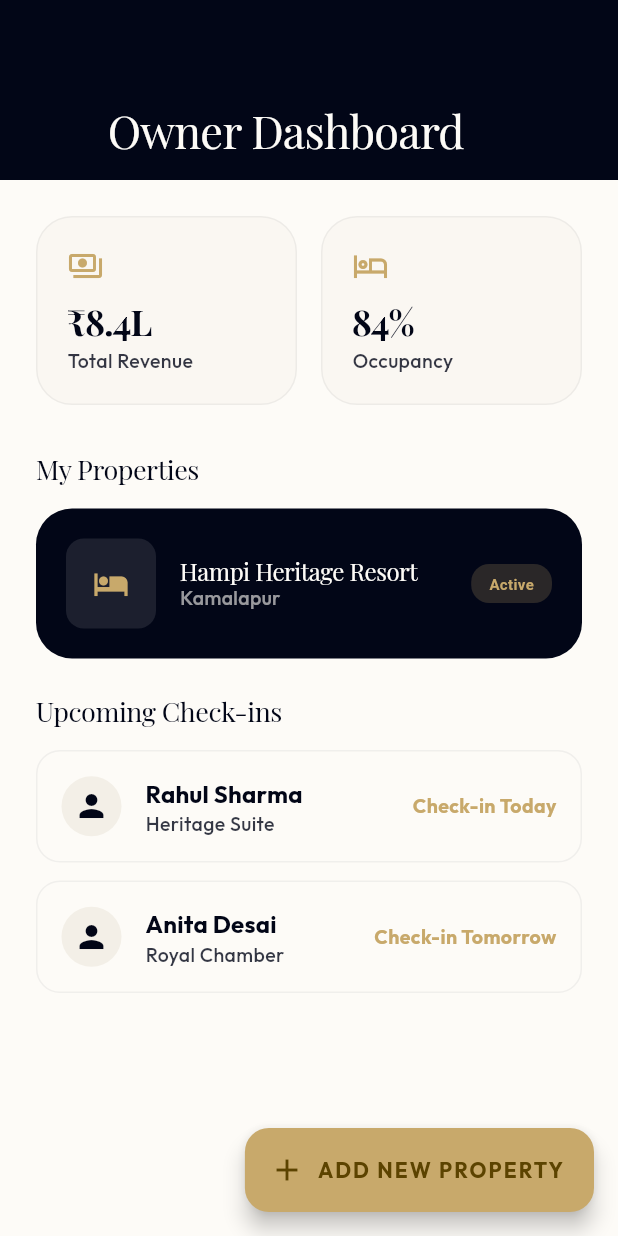
After one commit to Sanju87921/Hampi_Stays_App, a Flutter app: the OwnerDashboard screen opened by its route, on a phone screen of 412 x 824 dp. The commit adds this screen. Run offline on Flutter 3.47's test engine with Material 3 defaults, Android fonts, the phone set to English and light mode, and no system bars; our stand-ins replace flutter_animate, flutter_riverpod, flutter_secure_storage, go_router, google_fonts, google_maps_flutter and 2 more; accounts and stored records are empty; generated files the repository leaves out were written again; network calls fail; statements that could not run were skipped.

Commit message:
feat: implement Phase 5 Resort Owner Onboarding Wizard & Dashboard with analytics

```diff
--- /dev/null
+++ b/lib/features/owner/presentation/owner_dashboard.dart
@@ -0,0 +1,168 @@
+import 'package:flutter/material.dart';
+import 'package:hampi_stays/core/theme/hampi_theme.dart';
+
+class OwnerDashboard extends StatelessWidget {
+  const OwnerDashboard({super.key});
+
+  @override
+  Widget build(BuildContext context) {
+    return Scaffold(
+      backgroundColor: HampiTheme.warmIvory,
+      body: CustomScrollView(
+        slivers: [
+          SliverAppBar(
+            expandedHeight: 120,
+            floating: false,
+            pinned: true,
+            backgroundColor: HampiTheme.deepNavy,
+            flexibleSpace: FlexibleSpaceBar(
+              title: Text(
+                'Owner Dashboard',
+                style: Theme.of(context).textTheme.displayMedium?.copyWith(color: HampiTheme.warmIvory, fontSize: 20),
+              ),
+            ),
+          ),
+
+          SliverPadding(
+            padding: const EdgeInsets.all(24),
+            sliver: SliverList(
+              delegate: SliverChildListDelegate([
+                // 📊 Analytics Overview
+                _buildAnalyticsRow(context),
+                const SizedBox(height: 32),
+
+                // 🏘️ My Properties
+                Text(
+                  'My Properties',
+                  style: Theme.of(context).textTheme.displayMedium?.copyWith(fontSize: 18),
+                ),
+                const SizedBox(height: 16),
+                _buildPropertyCard(context, 'Hampi Heritage Resort', 'Kamalapur', 'Active'),
+                const SizedBox(height: 24),
+
+                // 📅 Upcoming Check-ins
+                Text(
+                  'Upcoming Check-ins',
+                  style: Theme.of(context).textTheme.displayMedium?.copyWith(fontSize: 18),
+                ),
+                const SizedBox(height: 16),
+                _buildGuestTile(context, 'Rahul Sharma', 'Heritage Suite', 'Check-in Today'),
+                _buildGuestTile(context, 'Anita Desai', 'Royal Chamber', 'Check-in Tomorrow'),
+
+                const SizedBox(height: 40),
+              ]),
+            ),
+          ),
+        ],
+      ),
+      floatingActionButton: FloatingActionButton.extended(
+        onPressed: () => Navigator.pushNamed(context, '/owner/onboarding'), // Mock route
+        backgroundColor: HampiTheme.mutedGold,
+        label: const Text('ADD NEW PROPERTY'),
+        icon: const Icon(Icons.add),
+      ),
+    );
+  }
+
+  Widget _buildAnalyticsRow(BuildContext context) {
+    return Row(
+      children: [
+        _buildStatCard(context, 'Total Revenue', '₹8.4L', Icons.payments_outlined),
+        const SizedBox(width: 16),
+        _buildStatCard(context, 'Occupancy', '84%', Icons.hotel_outlined),
+      ],
+    );
+  }
+
+  Widget _buildStatCard(BuildContext context, String label, String value, IconData icon) {
+    return Expanded(
+      child: Container(
+        padding: const EdgeInsets.all(20),
+        decoration: BoxDecoration(
+          color: HampiTheme.sandstone.withOpacity(0.3),
+          borderRadius: BorderRadius.circular(24),
+          border: Border.all(color: HampiTheme.deepNavy.withOpacity(0.05)),
+        ),
+        child: Column(
+          crossAxisAlignment: CrossAxisAlignment.start,
+          children: [
+            Icon(icon, color: HampiTheme.mutedGold, size: 24),
+            const SizedBox(height: 12),
+            Text(value, style: Theme.of(context).textTheme.displayLarge?.copyWith(fontSize: 24)),
+            const SizedBox(height: 4),
+            Text(label, style: Theme.of(context).textTheme.bodySmall),
+          ],
+        ),
+      ),
+    );
+  }
+
+  Widget _buildPropertyCard(BuildContext context, String name, String location, String status) {
+    return Container(
+      padding: const EdgeInsets.all(20),
+      decoration: BoxDecoration(
+        color: HampiTheme.deepNavy,
+        borderRadius: BorderRadius.circular(24),
+      ),
+      child: Row(
+        children: [
+          Container(
+            width: 60,
+            height: 60,
+            decoration: BoxDecoration(
+              color: HampiTheme.warmIvory.withOpacity(0.1),
+              borderRadius: BorderRadius.circular(12),
+            ),
+            child: const Icon(Icons.hotel, color: HampiTheme.mutedGold),
+          ),
+          const SizedBox(width: 16),
+          Expanded(
+            child: Column(
+              crossAxisAlignment: CrossAxisAlignment.start,
+              children: [
+                Text(name, style: Theme.of(context).textTheme.displayMedium?.copyWith(color: HampiTheme.warmIvory, fontSize: 16)),
+                Text(location, style: Theme.of(context).textTheme.bodySmall?.copyWith(color: HampiTheme.warmIvory.withOpacity(0.6))),
+              ],
+            ),
+          ),
+          Container(
+            padding: const EdgeInsets.symmetric(horizontal: 12, vertical: 6),
+            decoration: BoxDecoration(
+              color: HampiTheme.mutedGold.withOpacity(0.2),
+              borderRadius: BorderRadius.circular(12),
+            ),
+            child: Text(status, style: const TextStyle(color: HampiTheme.mutedGold, fontSize: 10, fontWeight: FontWeight.bold)),
+          ),
+        ],
+      ),
+    );
+  }
+
+  Widget _buildGuestTile(BuildContext context, String guest, String room, String status) {
+    return Container(
+      margin: const EdgeInsets.only(bottom: 12),
+      padding: const EdgeInsets.all(16),
+      decoration: BoxDecoration(
+        color: HampiTheme.warmIvory,
+        borderRadius: BorderRadius.circular(16),
+        border: Border.all(color: HampiTheme.deepNavy.withOpacity(0.05)),
+      ),
+      child: Row(
+        children: [
+          const CircleAvatar(backgroundColor: HampiTheme.sandstone, child: Icon(Icons.person, color: HampiTheme.deepNavy)),
+          const SizedBox(width: 16),
+          Expanded(
+            child: Column(
+              crossAxisAlignment: CrossAxisAlignment.start,
+              children: [
+                Text(guest, style: Theme.of(context).textTheme.bodyLarge?.copyWith(fontWeight: FontWeight.bold)),
+                Text(room, style: Theme.of(context).textTheme.bodySmall),
+              ],
+            ),
+          ),
+          Text(status, style: Theme.of(context).textTheme.bodySmall?.copyWith(color: HampiTheme.mutedGold, fontWeight: FontWeight.bold)),
+        ],
+      ),
+    );
+  }
+}
--- a/lib/main.dart
+++ b/lib/main.dart
@@ -9,6 +9,8 @@ import 'package:hampi_stays/features/booking/presentation/booking_screen.dart';
 import 'package:hampi_stays/features/booking/presentation/checkout_screen.dart';
 import 'package:hampi_stays/features/profile/presentation/traveller_dashboard.dart';
 import 'package:hampi_stays/features/profile/presentation/profile_screen.dart';
+import 'package:hampi_stays/features/owner/presentation/owner_dashboard.dart';
+import 'package:hampi_stays/features/owner/presentation/owner_onboarding_screen.dart';
 
 void main() {
   runApp(
@@ -66,7 +68,11 @@ final _router = GoRouter(
     ),
     GoRoute(
       path: '/owner/dashboard',
-      builder: (context, state) => const Scaffold(body: Center(child: Text('Owner Dashboard'))),
+      builder: (context, state) => const OwnerDashboard(),
+    ),
+    GoRoute(
+      path: '/owner/onboarding',
+      builder: (context, state) => const OwnerOnboardingScreen(),
     ),
   ],
 );
```
Also changed, not shown: lib/features/owner/presentation/owner_onboarding_screen.dart (added, +171 -0 lines).
